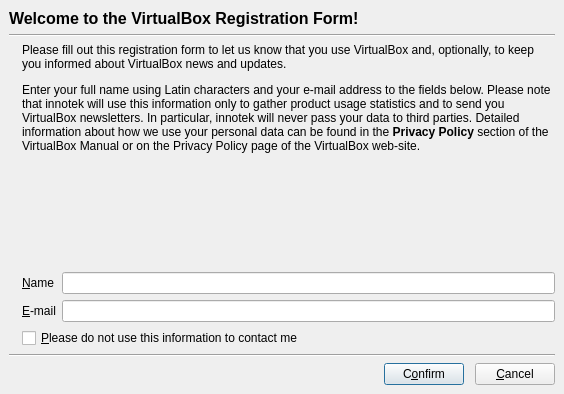
Before: the Qt Designer form vbox/src/VBox/Frontends/VirtualBox4/ui/VBoxRegistrationDlg.ui in jljuxgm/vboxgit, drawn with Qt 5.
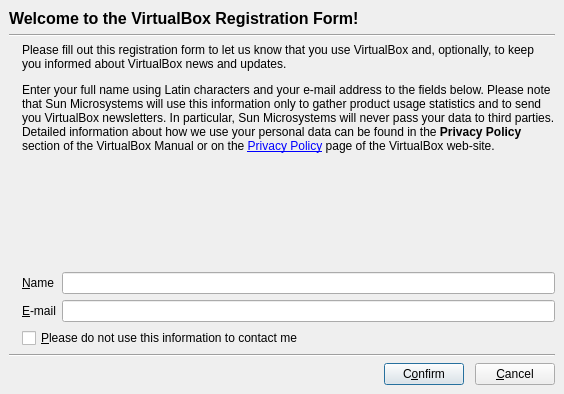
After: the same form once the commit is applied. Icons and pictures are not drawn. Custom widgets are drawn as their Qt base class.

```diff
--- a/vbox/src/VBox/Frontends/VirtualBox4/ui/VBoxRegistrationDlg.ui
+++ b/vbox/src/VBox/Frontends/VirtualBox4/ui/VBoxRegistrationDlg.ui
@@ -95,7 +95,7 @@
               </size>
              </property>
              <property name="text" >
-              <string>&lt;p>Please fill out this registration form to let us know that you use VirtualBox and, optionally, to keep you informed about VirtualBox news and updates.&lt;/p>&lt;p>Enter your full name using Latin characters and your e-mail address to the fields below. Please note that innotek will use this information only to gather product usage statistics and to send you VirtualBox newsletters. In particular, innotek will never pass your data to third parties. Detailed information about how we use your personal data can be found in the &lt;b>Privacy Policy&lt;/b> section of the VirtualBox Manual or on the &lt;ahref=http://www.virtualbox.org/wiki/PrivacyPolicy>Privacy Policy&lt;/a> page of the VirtualBox web-site.&lt;/p></string>
+              <string>&lt;p&gt;Please fill out this registration form to let us know that you use VirtualBox and, optionally, to keep you informed about VirtualBox news and updates.&lt;/p&gt;&lt;p&gt;Enter your full name using Latin characters and your e-mail address to the fields below. Please note that Sun Microsystems will use this information only to gather product usage statistics and to send you VirtualBox newsletters. In particular, Sun Microsystems will never pass your data to third parties. Detailed information about how we use your personal data can be found in the &lt;b&gt;Privacy Policy&lt;/b&gt; section of the VirtualBox Manual or on the &lt;a href=http://www.virtualbox.org/wiki/PrivacyPolicy&gt;Privacy Policy&lt;/a&gt; page of the VirtualBox web-site.&lt;/p&gt;</string>
              </property>
              <property name="wordWrap" >
               <bool>true</bool>
```
Left out of the diff: 2 changed lines with no effect on the pictures.
